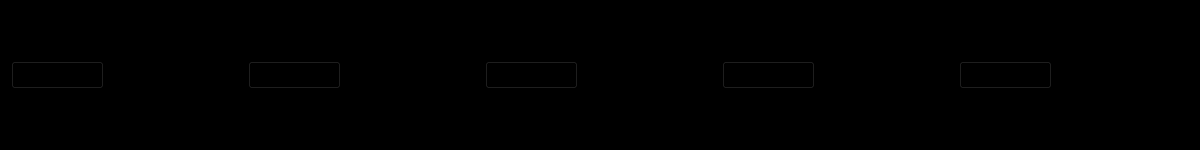
fuzongjian/QtStudy, file demos/SafetyMonitor/titlewidget.ui: the form before one commit.
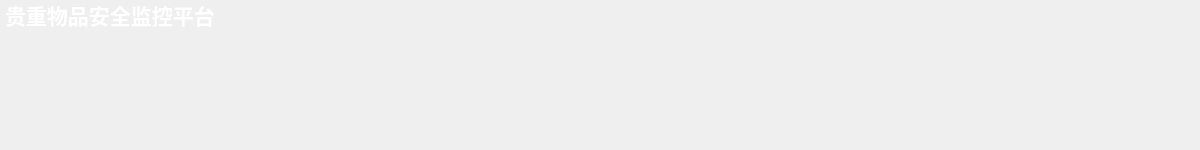
The form after the commit.

Commit message: 标题文字设置

What changed in the file:
```diff
--- a/demos/SafetyMonitor/titlewidget.ui
+++ b/demos/SafetyMonitor/titlewidget.ui
@@ -14,71 +14,30 @@
    <string>Form</string>
   </property>
   <property name="styleSheet">
-   <string notr="true">background-color:rgb(0, 0, 0)</string>
+   <string notr="true"/>
   </property>
-  <widget class="QPushButton" name="pushButton">
+  <widget class="QLabel" name="labelTitle">
    <property name="geometry">
     <rect>
-     <x>11</x>
-     <y>61</y>
-     <width>93</width>
-     <height>28</height>
+     <x>5</x>
+     <y>0</y>
+     <width>300</width>
+     <height>30</height>
     </rect>
    </property>
-   <property name="text">
-    <string>PushButton</string>
+   <property name="font">
+    <font>
+     <family>楷体</family>
+     <pointsize>16</pointsize>
+     <weight>75</weight>
+     <bold>true</bold>
+    </font>
    </property>
-  </widget>
-  <widget class="QPushButton" name="pushButton_2">
-   <property name="geometry">
-    <rect>
-     <x>248</x>
-     <y>61</y>
-     <width>93</width>
-     <height>28</height>
-    </rect>
+   <property name="styleSheet">
+    <string notr="true">color:rgb(255, 255, 255)</string>
    </property>
    <property name="text">
-    <string>PushButton</string>
-   </property>
-  </widget>
-  <widget class="QPushButton" name="pushButton_3">
-   <property name="geometry">
-    <rect>
-     <x>485</x>
-     <y>61</y>
-     <width>93</width>
-     <height>28</height>
-    </rect>
-   </property>
-   <property name="text">
-    <string>PushButton</string>
-   </property>
-  </widget>
-  <widget class="QPushButton" name="pushButton_4">
-   <property name="geometry">
-    <rect>
-     <x>722</x>
-     <y>61</y>
-     <width>93</width>
-     <height>28</height>
-    </rect>
-   </property>
-   <property name="text">
-    <string>PushButton</string>
-   </property>
-  </widget>
-  <widget class="QPushButton" name="pushButton_5">
-   <property name="geometry">
-    <rect>
-     <x>959</x>
-     <y>61</y>
-     <width>93</width>
-     <height>28</height>
-    </rect>
-   </property>
-   <property name="text">
-    <string>PushButton</string>
+    <string>贵重物品安全监控平台</string>
    </property>
   </widget>
  </widget>
```
The commit also changes 2 other files.
